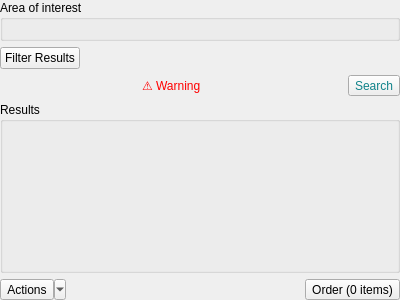
First picture: the form in planet_explorer/ui/dailyimages_widget.ui, repository planetlabs/qgis-planet-plugin, before the edit.
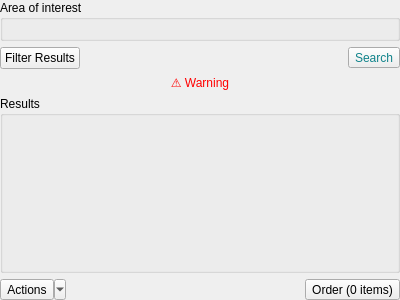
Second picture: the form after the edit. Icons and pictures are not drawn. Custom widgets are drawn as their Qt base class.

Commit message: moved 'empty search warning' to have more space in explorer

The edit to the form file:
```diff
--- a/planet_explorer/ui/dailyimages_widget.ui
+++ b/planet_explorer/ui/dailyimages_widget.ui
@@ -73,6 +73,8 @@
         </widget>
        </item>
        <item>
+        <layout class="QHBoxLayout" name="horizontalLayout_2">
+         <item>
         <widget class="QPushButton" name="btnFilterResults">
          <property name="sizePolicy">
           <sizepolicy hsizetype="Maximum" vsizetype="Fixed">
@@ -86,8 +88,6 @@
         </widget>
        </item>
        <item>
-        <layout class="QHBoxLayout" name="horizontalLayout_2">
-         <item>
           <spacer name="horizontalSpacer_4">
            <property name="orientation">
             <enum>Qt::Horizontal</enum>
@@ -100,17 +100,6 @@
            </property>
           </spacer>
          </item>
-         <item>
-          <widget class="QLabel" name="lblWarning">
-           <property name="styleSheet">
-            <string notr="true">QLabel{
-color: rgb(255, 0, 0);}</string>
-           </property>
-           <property name="text">
-            <string>⚠️ Warning</string>
-           </property>
-          </widget>
-         </item>
          <item>
           <spacer name="horizontalSpacer_3">
            <property name="orientation">
@@ -158,6 +147,20 @@
          </item>
         </layout>
        </item>
+       <item>
+        <widget class="QLabel" name="lblWarning">
+         <property name="styleSheet">
+          <string notr="true">QLabel{
+color: rgb(255, 0, 0);}</string>
+         </property>
+         <property name="text">
+          <string>⚠️ Warning</string>
+         </property>
+         <property name="alignment">
+          <set>Qt::AlignCenter</set>
+         </property>
+        </widget>
+       </item>
        <item>
         <widget class="QGroupBox" name="grpBoxResults">
          <property name="sizePolicy">
```
Lines whose indentation alone changed are shown as unchanged.
